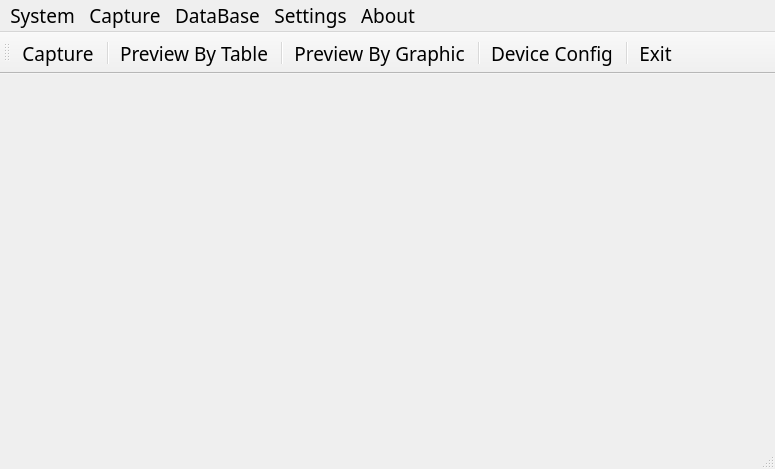
Before: the Qt Designer form ui/mainwindow.ui in binnary/BSCJZ8, drawn with Qt 5.
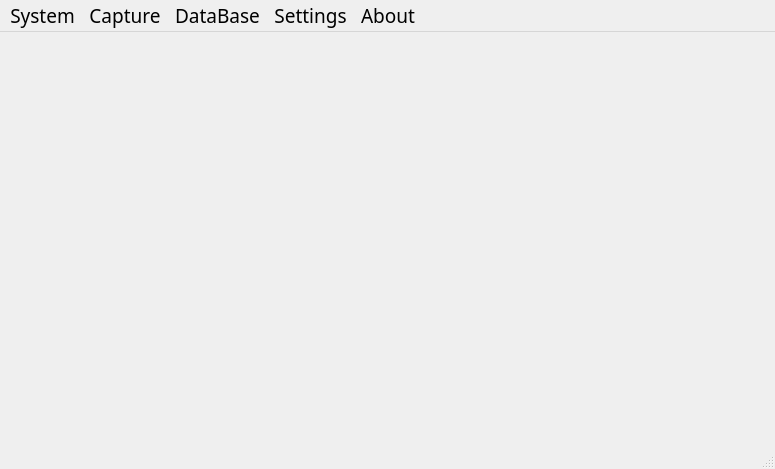
After: the same form once the commit is applied. Icons and pictures are not drawn.

```diff
--- a/ui/mainwindow.ui
+++ b/ui/mainwindow.ui
@@ -29,32 +29,6 @@
   <widget class="QWidget" name="centralWidget">
    <layout class="QGridLayout" name="gridLayout"/>
   </widget>
-  <widget class="QToolBar" name="mainToolBar">
-   <property name="allowedAreas">
-    <set>Qt::AllToolBarAreas</set>
-   </property>
-   <property name="iconSize">
-    <size>
-     <width>48</width>
-     <height>48</height>
-    </size>
-   </property>
-   <attribute name="toolBarArea">
-    <enum>TopToolBarArea</enum>
-   </attribute>
-   <attribute name="toolBarBreak">
-    <bool>false</bool>
-   </attribute>
-   <addaction name="actionCapture"/>
-   <addaction name="separator"/>
-   <addaction name="actionPreview_Table"/>
-   <addaction name="separator"/>
-   <addaction name="actionPreview_Graphic"/>
-   <addaction name="separator"/>
-   <addaction name="action_DevConfig"/>
-   <addaction name="separator"/>
-   <addaction name="actionExit"/>
-  </widget>
   <widget class="QStatusBar" name="statusBar"/>
   <widget class="QMenuBar" name="menuBar">
    <property name="geometry">
```
